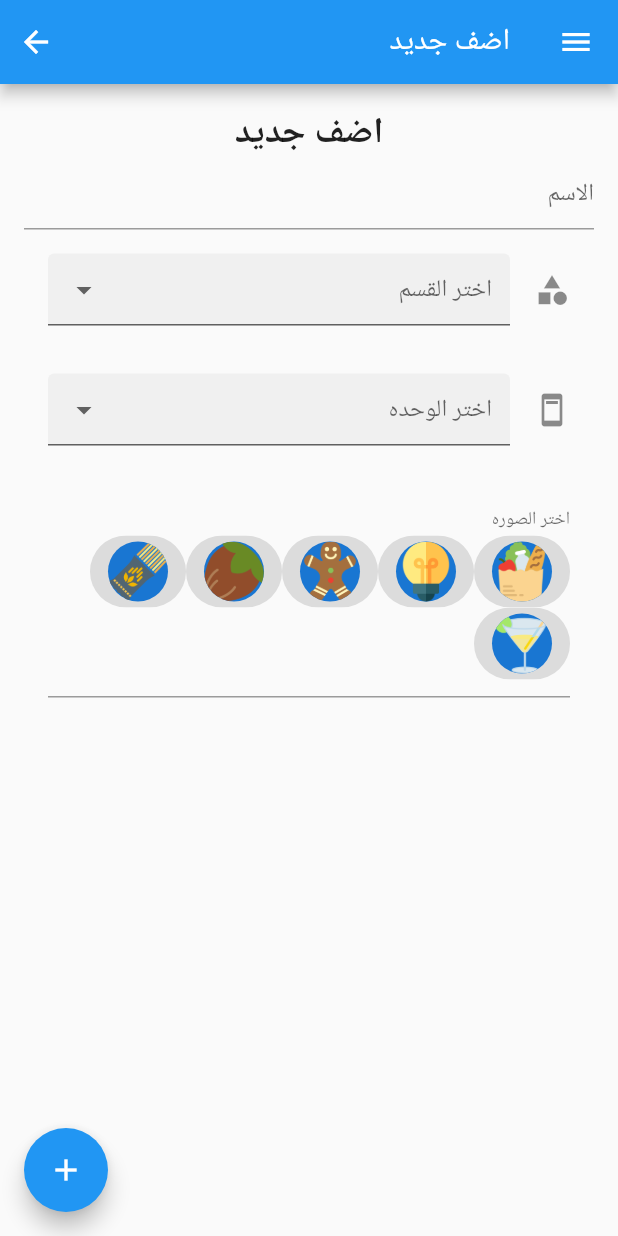
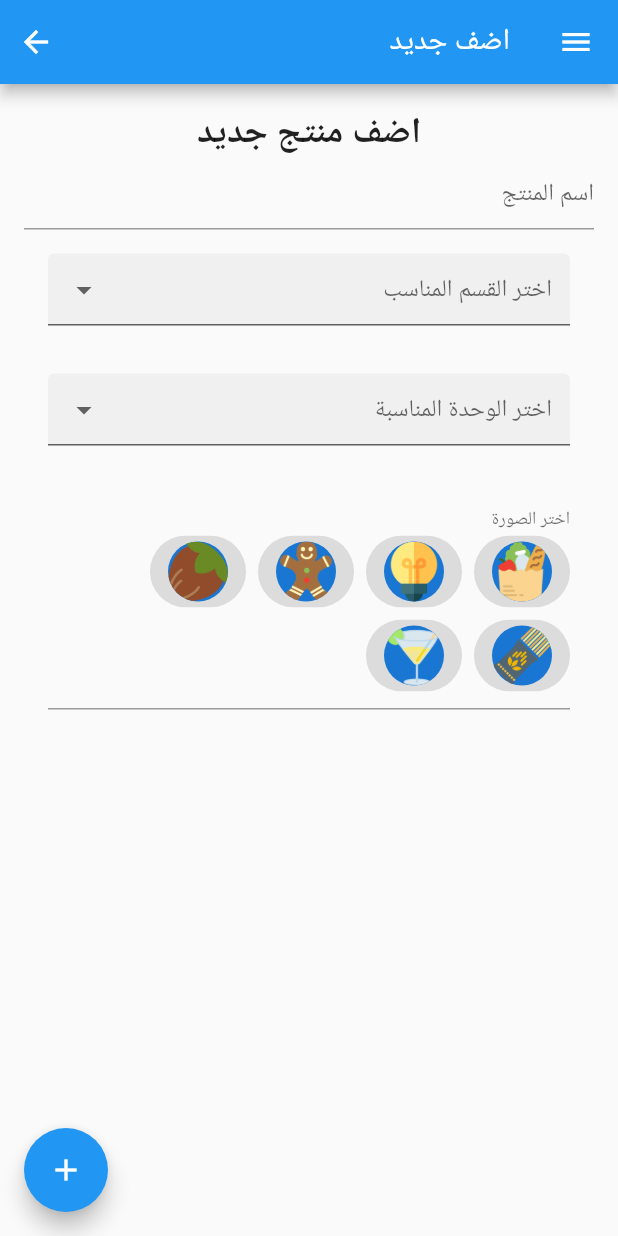
Before and after one commit to basmaseyam/flutter-groccery-list, a Flutter app: the NewItem screen opened directly, on a phone screen of 412 x 824 dp. Run offline on Flutter 3.47's test engine with Material 2 defaults, Android fonts, the phone set to English and light mode, and no system bars; drawn by our look-alikes of flutter_form_builder; our stand-ins replace firebase_auth, firebase_core, flutter_signin_button, font_awesome_flutter, google_sign_in, share_plus; missing offline and left inert: flat_icons_flutter, flutter_facebook_auth; accounts and stored records are empty.

Commit message:
fixed add new item

```diff
--- a/lib/data/itemscat.dart
+++ b/lib/data/itemscat.dart
@@ -154,7 +154,7 @@ List<Item> items = [
   Item(
       title: 'عيش',
       category: 'المخبوزات',
-      quantity: 'وحده',
+      quantity: 'وحدة',
       itemIcon: 'images/icons/Bread&Bakeing/icons8-bread-48.png',
       amount: 0),
   Item(
@@ -166,7 +166,7 @@ List<Item> items = [
   Item(
       title: 'بيض',
       category: 'الالبان',
-      quantity: 'وحده',
+      quantity: 'وحدة',
       itemIcon: 'images/icons/DiarayEggs/icons8-egg-carton-64.png',
       amount: 0),
   Item(
@@ -184,7 +184,7 @@ List<Item> items = [
   Item(
       title: 'شاي',
       category: 'المشروبات',
-      quantity: 'وحده',
+      quantity: 'وحدة',
       itemIcon: 'images/icons/Drinkes/icons8-tea-64.png',
       amount: 0),
   Item(
@@ -232,13 +232,13 @@ List<Item> items = [
   Item(
       title: 'ملح',
       category: 'التوابل',
-      quantity: 'عبوه',
+      quantity: 'عبوة',
       itemIcon: 'images/icons/Spices/icons8-salt-shaker-48.png',
       amount: 0),
   Item(
       title: 'فلفل',
       category: 'التوابل',
-      quantity: 'عبوه',
+      quantity: 'عبوة',
       itemIcon: 'images/icons/Spices/icons8-spice-50.png',
       amount: 0),
 ];
--- a/lib/screens/NewItem.dart
+++ b/lib/screens/NewItem.dart
@@ -17,9 +17,7 @@ import 'drawer.dart';
 import 'homepage.dart';
 
 class NewItem extends StatefulWidget {
-  final itemStorage storage;
-
-  const NewItem({Key key, this.storage}) : super(key: key);
+  const NewItem({Key key}) : super(key: key);
   @override
   _NewItemState createState() => _NewItemState();
 }
@@ -30,16 +28,16 @@ class _NewItemState extends State<NewItem> {
   final List<Item> itemsextra = [];
 
   final List<Category> _categories = categories;
-  final List<String> _quantities = ['لتر   ', 'كيلو ', 'عبوه', 'وحده'];
+  final List<String> _quantities = ['لتر', 'كيلو', 'عبوة', 'وحدة'];
   Category chooseItem;
 
-  Item newitem;
+  var newitem = Item();
 
   final _formKey = GlobalKey<FormBuilderState>();
 
   @override
   Widget build(BuildContext context) {
-    return Consumer<Cart>(builder: (context, item, child) {
+    return Consumer<Cart>(builder: (context, cart, child) {
       return Directionality(
         textDirection: TextDirection.rtl,
         child: Scaffold(
@@ -60,15 +58,15 @@ class _NewItemState extends State<NewItem> {
             padding: const EdgeInsets.all(16),
             child: FormBuilder(
               key: _formKey,
-              child: Column(children: [
+              child: ListView(children: [
                 Text(
-                  'اضف جديد',
+                  'اضف منتج جديد',
                   textAlign: TextAlign.center,
                   style: TextStyle(fontWeight: FontWeight.bold, fontSize: 24),
                 ),
                 FormBuilderTextField(
                   name: 'title',
-                  decoration: InputDecoration(hintText: 'الاسم'),
+                  decoration: InputDecoration(hintText: 'اسم المنتج '),
                 ),
                 SizedBox(
                   width: double.infinity,
@@ -78,8 +76,9 @@ class _NewItemState extends State<NewItem> {
                   child: FormBuilderDropdown(
                     name: 'category',
                     decoration: InputDecoration(
-                        filled: true, icon: Icon(Icons.category)),
-                    hint: Text('اختر القسم'),
+                      filled: true, /* icon: Icon(Icons.category)*/
+                    ), //Updated by aya , removed un necessary search icon
+                    hint: Text('اختر القسم المناسب'),
                     isExpanded: true,
                     allowClear: true,
                     items: _categories.map((valueItem) {
@@ -94,8 +93,9 @@ class _NewItemState extends State<NewItem> {
                   child: FormBuilderDropdown(
                     name: 'quantity',
                     decoration: InputDecoration(
-                        filled: true, icon: Icon(Icons.ad_units)),
-                    hint: Text('اختر الوحده'),
+                      filled: true, /*icon: Icon(Icons.ad_units)*/
+                    ), //Updated by aya , removed un necessary icon
+                    hint: Text('اختر الوحدة المناسبة'),
                     allowClear: true,
                     items: _quantities.map((valueItem) {
                       return DropdownMenuItem(
@@ -106,9 +106,11 @@ class _NewItemState extends State<NewItem> {
                 Padding(
                   padding: const EdgeInsets.all(16.0),
                   child: FormBuilderChoiceChip(
+                    spacing: 8,
+                    runSpacing: 8,
                     name: 'image',
                     decoration: InputDecoration(
-                      labelText: 'اختر الصوره',
+                      labelText: 'اختر الصورة',
                     ),
                     options: [
                       FormBuilderFieldOption(
@@ -142,7 +144,8 @@ class _NewItemState extends State<NewItem> {
                                 AssetImage('images/png/pasta.png')),
                       ),
                       FormBuilderFieldOption(
-                        value: 'images/png/pasta.pn',
+                        value:
+                            'images/png/glass-3.png', //Updated by aya, wrong VALUE WAS GIVEN AS PASTA
                         child: CircleAvatar(
                             backgroundImage:
                                 AssetImage('images/png/glass-3.png')),
@@ -160,18 +163,21 @@ class _NewItemState extends State<NewItem> {
               _formKey.currentState.save();
               if (_formKey.currentState.validate()) {
                 print(_formKey.currentState.value);
-                newitem.title =
-                    _formKey.currentState.fields['title'].toString();
+
+                newitem.title = _formKey.currentState.value['title'].toString();
+
                 newitem.category =
-                    _formKey.currentState.fields['category'].toString();
+                    _formKey.currentState.value['category'].toString();
                 newitem.itemIcon =
-                    _formKey.currentState.fields['image'].toString();
+                    _formKey.currentState.value['image'].toString();
 
                 newitem.amount = 1;
                 newitem.quantity =
-                    _formKey.currentState.fields['quantity'].toString();
-
-                widget.storage.writeCounter(newitem);
+                    _formKey.currentState.value['quantity'].toString();
+                print(newitem.title);
+                cart.add(newitem);
+                items.add(newitem);
+                print(items.length);
               } else {
                 print('validation failed');
               }
@@ -185,7 +191,6 @@ class _NewItemState extends State<NewItem> {
   }
 }
 
-class itemStorage {
 Future<String> get _localPath async {
   final directory = await getApplicationDocumentsDirectory();
 
@@ -194,13 +199,13 @@ class itemStorage {
 
 Future<File> get _localFile async {
   final path = await _localPath;
-    return File('$path/data/itemscat.dart');
+  print(path);
+  return File('$path/lib/data/itemscat.dart');
 }
 
-  Future<File> writeCounter(Item newItem) async {
+Future<File> writeCounter(String addedItem) async {
   final file = await _localFile;
 
   // Write the file
-    return file.writeAsString('$newItem');
+  return file.writeAsString('$addedItem');
 }
-}
```
Also changed, not shown: lib/screens/checkout.dart (+12 -12 lines), lib/screens/homepage.dart (+27 -9 lines), lib/screens/login.dart (+28 -3 lines), lib/data/shoppingbasket.dart (added). Lines whose indentation alone changed are shown as unchanged.
